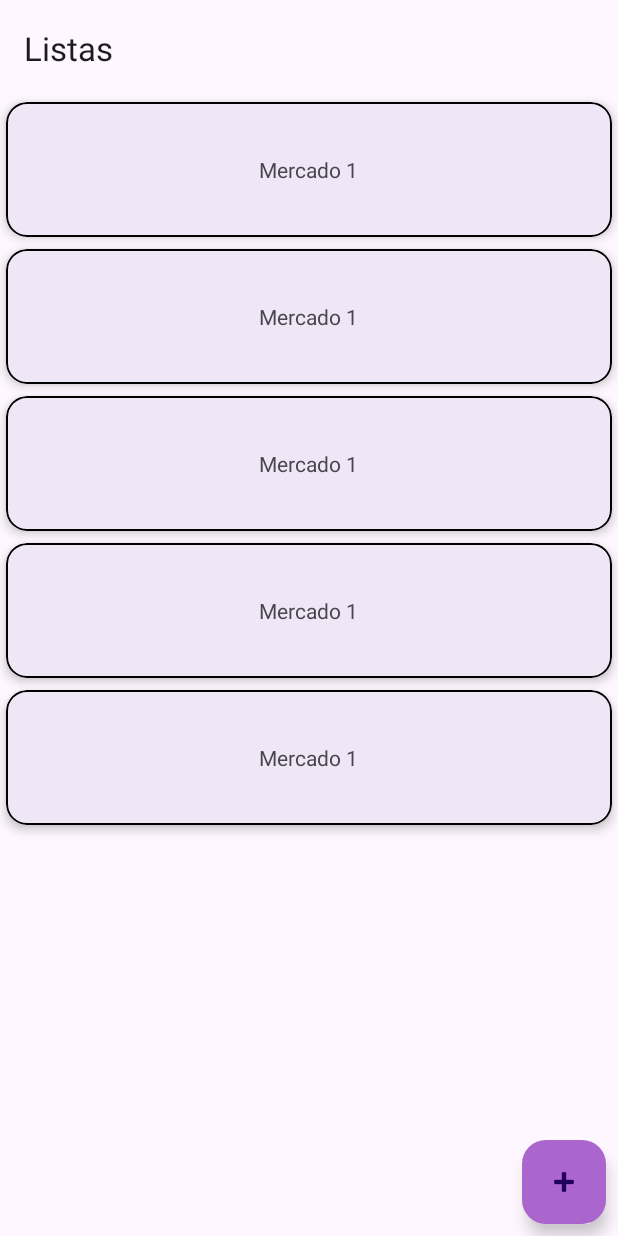
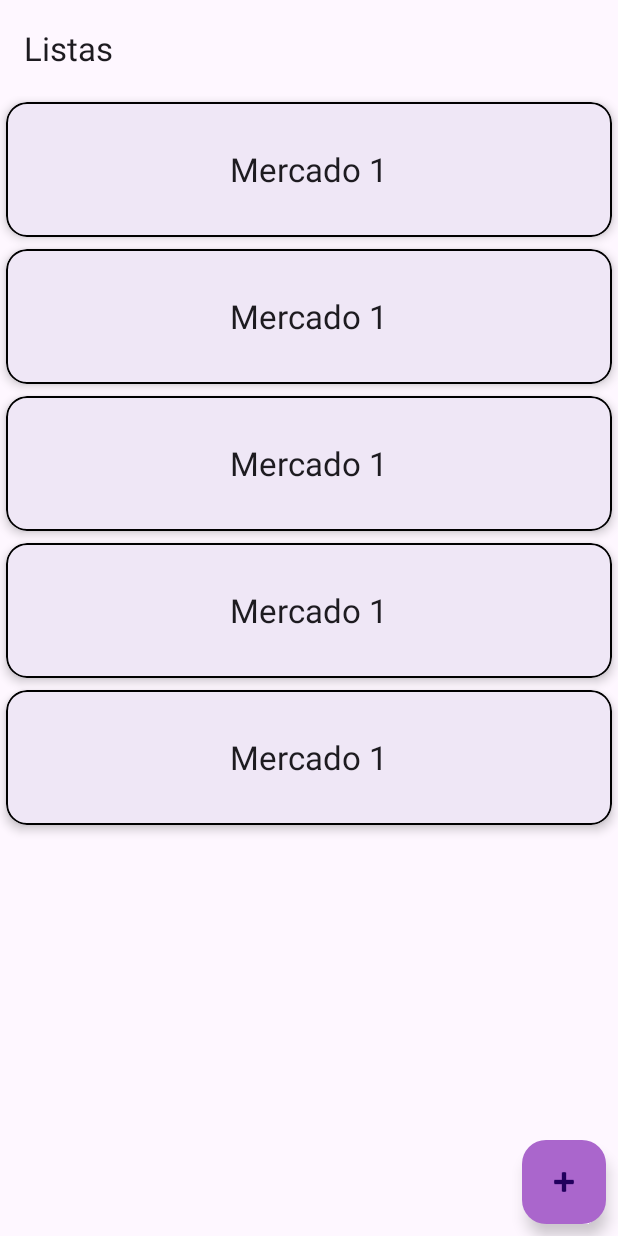
Before and after one commit to diogo7b/android-market-list, an Android app: the layout fragment_market_list.xml on its own in the app's theme, with its tools: preview values and no code run, on a phone screen of 412 x 824 dp. Run offline under Robolectric (Android 15) with nearby library versions, the phone set to English and light mode, and no system bars.

Commit message:
style: changed style of text to material 3 component

```diff
--- a/app/src/main/res/layout/item_market_list.xml
+++ b/app/src/main/res/layout/item_market_list.xml
@@ -21,6 +21,7 @@
             android:id="@+id/tv_title_list"
             android:layout_width="wrap_content"
             android:layout_height="wrap_content"
+            style="@style/TextAppearance.Material3.TitleLarge"
             tools:text="Mercado 1" />
     </LinearLayout>
 
```
